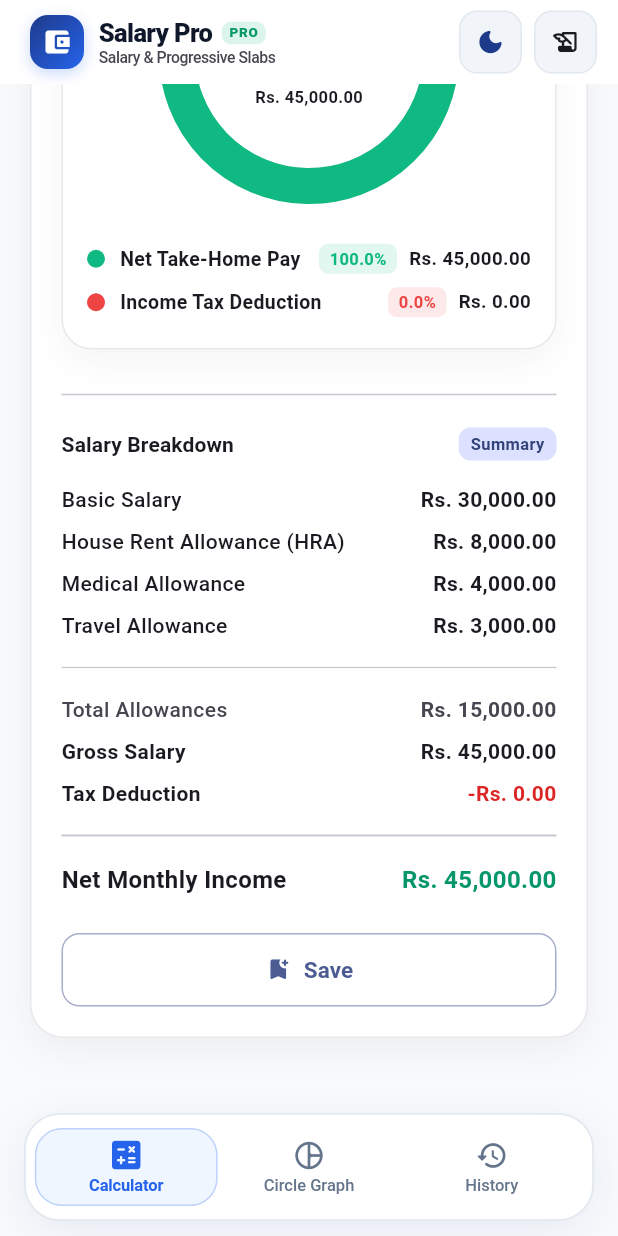
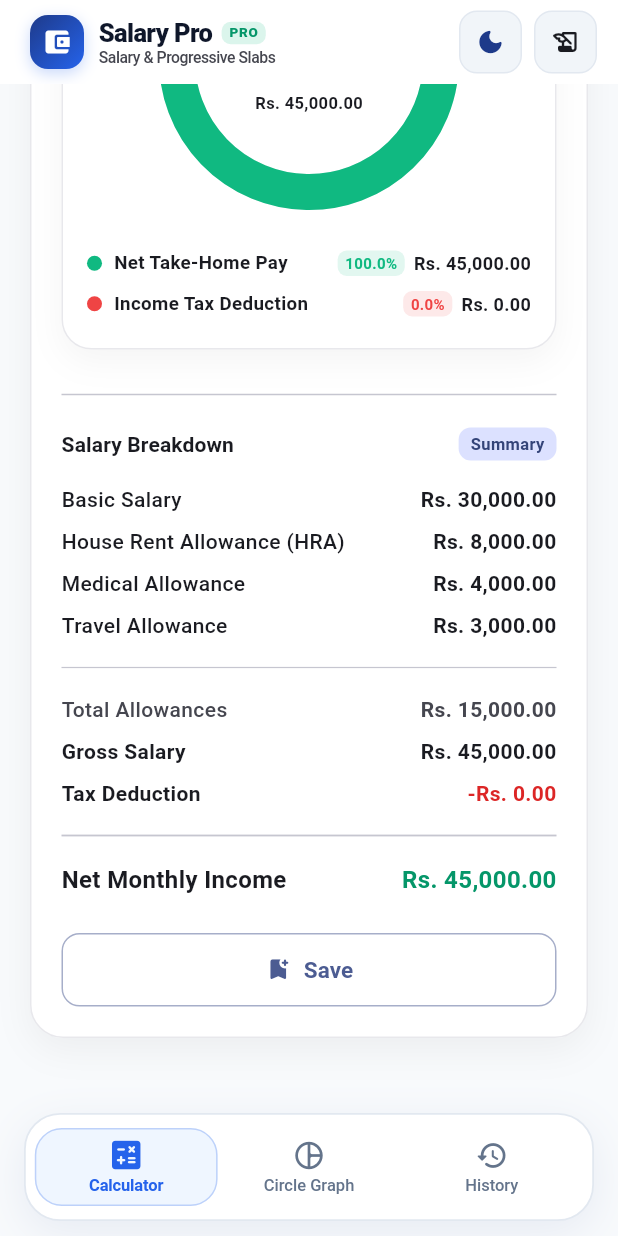
Before and after one commit to asimch839/Asim-Naseem-SP24-BCS-019-B-, a Flutter app: the screen it shows after launch, after a tap on "Junior (45k)", on a phone screen of 412 x 824 dp. Run offline on Flutter 3.47's test engine with Material 3 defaults, Android fonts, the phone set to English and light mode, and no system bars; our stand-ins replace animated_text_kit, audioplayers, csv, dash_chat_2, dio, file_picker and 21 more; missing offline and left inert: flutter_email_sender, universal_html; accounts and stored records are empty; project files that could hold a hidden picture were left out.

Commit message:
Sarlary Calculator

```diff
--- a/Salary_Calculator/lib/screens/salary_calculator_screen.dart
+++ b/Salary_Calculator/lib/screens/salary_calculator_screen.dart
@@ -45,7 +45,11 @@ class SalaryCalculatorScreenState extends State<SalaryCalculatorScreen> {
   void initState() {
     super.initState();
     if (widget.recordToLoad != null) {
-      loadRecord(widget.recordToLoad!);
+      WidgetsBinding.instance.addPostFrameCallback((_) {
+        if (mounted && widget.recordToLoad != null) {
+          loadRecord(widget.recordToLoad!);
+        }
+      });
     }
   }
 
@@ -54,7 +58,11 @@ class SalaryCalculatorScreenState extends State<SalaryCalculatorScreen> {
     super.didUpdateWidget(oldWidget);
     if (widget.recordToLoad != null &&
         widget.recordToLoad != oldWidget.recordToLoad) {
-      loadRecord(widget.recordToLoad!);
+      WidgetsBinding.instance.addPostFrameCallback((_) {
+        if (mounted && widget.recordToLoad != null) {
+          loadRecord(widget.recordToLoad!);
+        }
+      });
     }
   }
 
@@ -87,7 +95,7 @@ class SalaryCalculatorScreenState extends State<SalaryCalculatorScreen> {
   }
 
   void _calculateSalary({bool scrollDown = true}) {
-    FocusScope.of(context).unfocus();
+    FocusManager.instance.primaryFocus?.unfocus();
 
     if (_formKey.currentState?.validate() ?? false) {
       final basic = double.parse(_basicSalaryController.text.trim());
@@ -114,7 +122,11 @@ class SalaryCalculatorScreenState extends State<SalaryCalculatorScreen> {
         _salaryResult = result;
       });
 
-      widget.onCalculated?.call(result, _taxMode, flatRate);
+      WidgetsBinding.instance.addPostFrameCallback((_) {
+        if (mounted) {
+          widget.onCalculated?.call(result, _taxMode, flatRate);
+        }
+      });
 
       if (scrollDown) {
         WidgetsBinding.instance.addPostFrameCallback((_) {
--- a/Salary_Calculator/lib/widgets/result_card.dart
+++ b/Salary_Calculator/lib/widgets/result_card.dart
@@ -97,8 +97,11 @@ class _ResultCardState extends State<ResultCard> {
                   flatRate: widget.flatRate,
                 );
 
+                try {
                   await SalaryStorageService.saveRecord(record);
-
+                } catch (e) {
+                  debugPrint('saveRecord error: $e');
+                }
                 if (mounted) {
                   setState(() {
                     _isSaved = true;
@@ -310,13 +313,17 @@ class _ResultCardState extends State<ResultCard> {
                   Row(
                     mainAxisAlignment: MainAxisAlignment.spaceBetween,
                     children: [
-                      Text(
+                      Expanded(
+                        child: Text(
                           'Salary Breakdown',
                           style: theme.textTheme.titleSmall?.copyWith(
                             fontWeight: FontWeight.bold,
                             color: theme.colorScheme.onSurface,
                           ),
+                          overflow: TextOverflow.ellipsis,
                         ),
+                      ),
+                      const SizedBox(width: 8),
                       Container(
                         padding: const EdgeInsets.symmetric(
                           horizontal: 8,
@@ -504,13 +511,17 @@ class _ResultCardState extends State<ResultCard> {
             ],
           ),
           const SizedBox(height: 8),
-          Text(
+          FittedBox(
+            fit: BoxFit.scaleDown,
+            alignment: Alignment.centerLeft,
+            child: Text(
               TaxCalculator.formatCurrency(amount),
               style: TextStyle(
                 fontSize: isFirst ? 24 : 26,
                 fontWeight: FontWeight.w800,
                 color: textColor,
                 letterSpacing: -0.5,
+              ),
             ),
           ),
           const SizedBox(height: 4),
--- a/Salary_Calculator/lib/widgets/salary_circle_graph.dart
+++ b/Salary_Calculator/lib/widgets/salary_circle_graph.dart
@@ -188,40 +188,50 @@ class _SalaryCircleGraphState extends State<SalaryCircleGraph>
       child: Column(
         crossAxisAlignment: CrossAxisAlignment.stretch,
         children: [
-          // Header Row
-          Row(
-            mainAxisAlignment: MainAxisAlignment.spaceBetween,
+          // Header Row (Uses Wrap to adapt gracefully to compact viewports)
+          Wrap(
+            alignment: WrapAlignment.spaceBetween,
+            crossAxisAlignment: WrapCrossAlignment.center,
+            spacing: 8,
+            runSpacing: 8,
             children: [
-              Expanded(
+              ConstrainedBox(
+                constraints: BoxConstraints(
+                  maxWidth: widget.isCompact ? 220 : 280,
+                ),
                 child: Row(
+                  mainAxisSize: MainAxisSize.min,
                   children: [
                     Container(
-                      padding: const EdgeInsets.all(8),
+                      padding: const EdgeInsets.all(6),
                       decoration: BoxDecoration(
                         color: const Color(0xFF10B981).withValues(alpha: 0.12),
-                        borderRadius: BorderRadius.circular(10),
+                        borderRadius: BorderRadius.circular(8),
                       ),
                       child: const Icon(
                         Icons.pie_chart_rounded,
                         color: Color(0xFF10B981),
-                        size: 20,
+                        size: 16,
                       ),
                     ),
-                    const SizedBox(width: 10),
-                    Expanded(
+                    const SizedBox(width: 6),
+                    Flexible(
+                      child: FittedBox(
+                        fit: BoxFit.scaleDown,
+                        alignment: Alignment.centerLeft,
                         child: Text(
                           'Salary Circle Graph',
-                        style: theme.textTheme.titleMedium?.copyWith(
+                          style: theme.textTheme.titleSmall?.copyWith(
                             fontWeight: FontWeight.bold,
                             letterSpacing: -0.2,
+                            fontSize: widget.isCompact ? 13 : 15,
                           ),
-                        overflow: TextOverflow.ellipsis,
+                        ),
                       ),
                     ),
                   ],
                 ),
               ),
-              const SizedBox(width: 8),
               // Segmented view toggle
               Container(
                 decoration: BoxDecoration(
@@ -367,26 +377,29 @@ class _SalaryCircleGraphState extends State<SalaryCircleGraph>
       child: Row(
         children: [
           Container(
-            width: 12,
-            height: 12,
+            width: 10,
+            height: 10,
             decoration: BoxDecoration(
               color: slice.color,
               shape: BoxShape.circle,
             ),
           ),
-          const SizedBox(width: 10),
+          const SizedBox(width: 8),
           Expanded(
             child: Text(
               slice.label,
               style: TextStyle(
-                fontSize: 13,
+                fontSize: 12.5,
                 fontWeight: FontWeight.w600,
                 color: theme.colorScheme.onSurface,
               ),
+              overflow: TextOverflow.ellipsis,
+              maxLines: 1,
             ),
           ),
+          const SizedBox(width: 6),
           Container(
-            padding: const EdgeInsets.symmetric(horizontal: 7, vertical: 2),
+            padding: const EdgeInsets.symmetric(horizontal: 5, vertical: 1.5),
             decoration: BoxDecoration(
               color: slice.color.withValues(alpha: 0.12),
               borderRadius: BorderRadius.circular(6),
@@ -394,19 +407,26 @@ class _SalaryCircleGraphState extends State<SalaryCircleGraph>
             child: Text(
               '${slice.percentage.toStringAsFixed(1)}%',
               style: TextStyle(
-                fontSize: 11,
+                fontSize: 10,
                 fontWeight: FontWeight.w700,
                 color: slice.color,
               ),
             ),
           ),
-          const SizedBox(width: 8),
-          Text(
+          const SizedBox(width: 6),
+          ConstrainedBox(
+            constraints: const BoxConstraints(maxWidth: 88),
+            child: FittedBox(
+              fit: BoxFit.scaleDown,
+              alignment: Alignment.centerRight,
+              child: Text(
                 TaxCalculator.formatCurrency(slice.amount, symbol: 'Rs. '),
                 style: TextStyle(
-              fontSize: 12.5,
+                  fontSize: 12,
                   fontWeight: FontWeight.w700,
                   color: theme.colorScheme.onSurface,
+                ),
+              ),
             ),
           ),
         ],
```
Also changed, not shown: 1 other file. Lines whose indentation alone changed are shown as unchanged.
